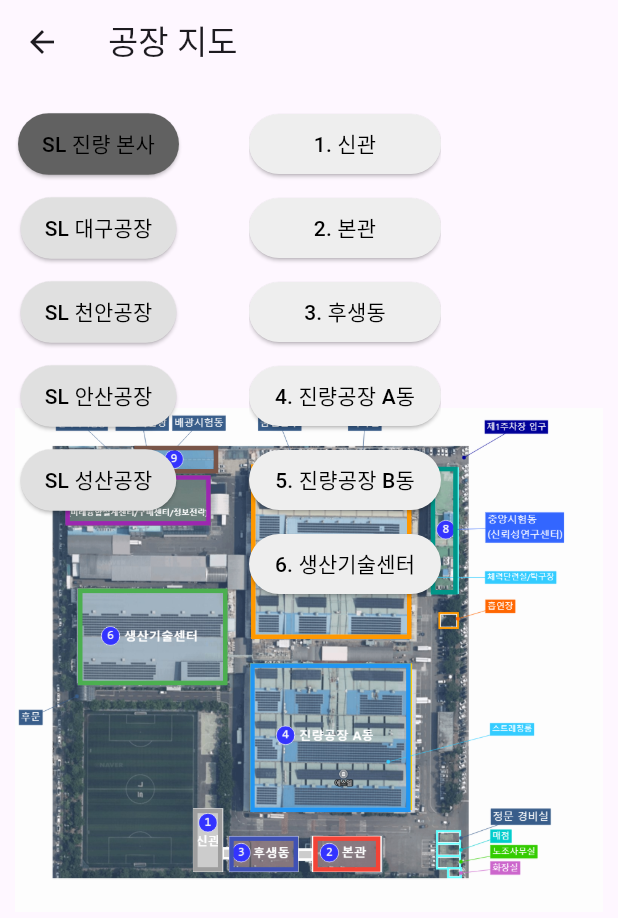
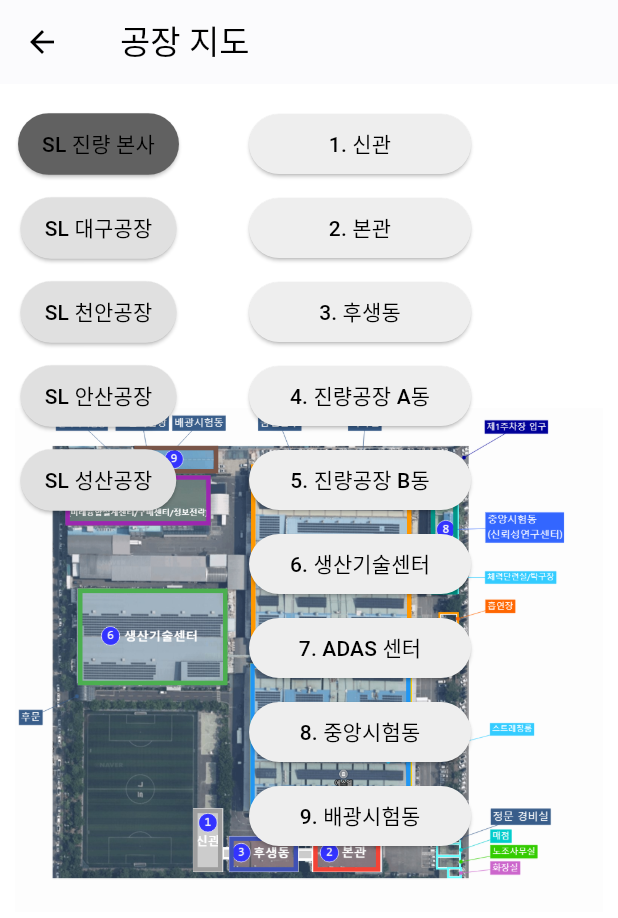
Before and after one commit to HeoSe0/Jigle, a Flutter app: the MapPage screen opened directly, after a tap on "SL 진량 본사", on a phone screen of 412 x 824 dp. Shown: the top 918 px of the screen. Run offline on Flutter 3.47's test engine with Material 3 defaults, Android fonts, the phone set to English and light mode, and no system bars; Roboto replaces fonts that are missing (Pretendard-M).

Commit message:
08/07 - 공장지도 옆 뒤로가기 버튼 추가 - 지도 맵의 버튼 토글식 변경 - map 배경 색 변경 (white)

```diff
--- a/lib/screens/map_page.dart
+++ b/lib/screens/map_page.dart
@@ -1,4 +1,3 @@
-import 'dart:async';
 import 'package:flutter/material.dart';
 
 import '/map_page/jinryang_map.dart';
@@ -23,7 +22,6 @@
   String selectedFactoryGroup = 'SL 진량 본사';
   String? selectedBuilding;
   bool isBuildingNavVisible = false;
-  Timer? _hideTimer;
 
   final Map<String, List<String>> factoryBuildings = {
     'SL 진량 본사': [
@@ -45,34 +43,27 @@
 
   void _selectFactoryGroup(String group) {
     setState(() {
-      selectedFactoryGroup = group;
-      selectedBuilding = null;
-      isBuildingNavVisible = true;
+      if (selectedFactoryGroup == group) {
+        isBuildingNavVisible = !isBuildingNavVisible;
+      } else {
+        selectedFactoryGroup = group;
+        selectedBuilding = null;
+        isBuildingNavVisible = true;
+      }
     });
-    _startHideTimer();
   }
 
   void _selectBuilding(String building) {
     setState(() {
       selectedBuilding = building;
-      isBuildingNavVisible = true;
-    });
-    _startHideTimer();
-  }
-
-  void _startHideTimer() {
-    _hideTimer?.cancel();
-    _hideTimer = Timer(const Duration(seconds: 3), () {
-      setState(() {
-        isBuildingNavVisible = false;
-      });
     });
   }
 
-  @override
-  void dispose() {
-    _hideTimer?.cancel();
-    super.dispose();
+  void _goBack() {
+    setState(() {
+      selectedBuilding = null;
+      isBuildingNavVisible = false;
+    });
   }
 
   Widget _buildFactoryGroupButtons() {
@@ -97,17 +88,17 @@
     );
   }
 
-  Widget _buildBuildingListVertical() {
+  Widget _buildBuildingListColumn() {
     final buildings = factoryBuildings[selectedFactoryGroup]!;
 
-    return ListView.builder(
-      itemCount: buildings.length,
-      itemBuilder: (context, index) {
-        final name = buildings[index];
+    return Column(
+      mainAxisSize: MainAxisSize.min,
+      children: buildings.map((name) {
         final isSelected = name == selectedBuilding;
-
+        final index = buildings.indexOf(name);
         return Container(
           margin: const EdgeInsets.symmetric(vertical: 4),
+          width: double.infinity,
           child: ElevatedButton(
             style: ElevatedButton.styleFrom(
               backgroundColor: isSelected ? Colors.blue.shade300 : Colors.grey.shade200,
@@ -119,19 +110,11 @@
             child: Text('${index + 1}. $name'),
           ),
         );
-      },
+      }).toList(),
     );
   }
 
   Widget _buildMapContent() {
-    void onBack() {
-      setState(() {
-        selectedBuilding = null;
-        isBuildingNavVisible = true;
-      });
-      _startHideTimer();
-    }
-
     if (selectedBuilding == null) {
       return Container(
         margin: const EdgeInsets.all(10),
@@ -141,23 +124,23 @@
 
     switch (selectedBuilding) {
       case '진량공장 A동':
-        return JinryangADongMap(onBack: onBack);
+        return JinryangADongMap(onBack: _goBack);
       case '진량공장 B동':
-        return JinryangBDongMap(onBack: onBack);
+        return JinryangBDongMap(onBack: _goBack);
       case '본관':
-        return JinryangMainBuildingMap(onBack: onBack);
+        return JinryangMainBuildingMap(onBack: _goBack);
       case '후생동':
-        return JinryangHusaengdongMap(onBack: onBack);
+        return JinryangHusaengdongMap(onBack: _goBack);
       case '신관':
-        return JinryangSingwanMap(onBack: onBack);
+        return JinryangSingwanMap(onBack: _goBack);
       case '생산기술센터':
-        return JinryangProductionTechCenterMap(onBack: onBack);
+        return JinryangProductionTechCenterMap(onBack: _goBack);
       case 'ADAS 센터':
-        return JinryangAdasCenterMap(onBack: onBack);
+        return JinryangAdasCenterMap(onBack: _goBack);
       case '중앙시험동':
-        return JinryangCentralTestBuildingMap(onBack: onBack);
+        return JinryangCentralTestBuildingMap(onBack: _goBack);
       case '배광시험동':
-        return JinryangBaekwangTestBuildingMap(onBack: onBack);
+        return JinryangBaekwangTestBuildingMap(onBack: _goBack);
       default:
         return Center(child: Text('$selectedBuilding 지도는 준비 중입니다.'));
     }
@@ -168,13 +151,26 @@
     final bool showMap = selectedFactoryGroup == 'SL 진량 본사';
 
     return Scaffold(
-      appBar: AppBar(title: const Text('공장 지도')),
+      backgroundColor: Colors.white,
+      appBar: AppBar(
+        backgroundColor: Colors.white,
+        foregroundColor: Colors.black,
+        elevation: 0.5,
+        leading: IconButton(
+          onPressed: _goBack,
+          icon: const Icon(Icons.arrow_back),
+          tooltip: '뒤로가기',
+        ),
+        title: const Padding(
+          padding: EdgeInsets.only(left: 8), // 아이콘과 간격 벌리기
+          child: Text('공장 지도'),
+        ),
+      ),
       body: Stack(
         children: [
           Positioned.fill(
             child: showMap ? _buildMapContent() : const Center(child: Text('지도 준비 중')),
           ),
-
           Positioned(
             top: 12,
             left: 12,
@@ -183,13 +179,11 @@
               child: _buildFactoryGroupButtons(),
             ),
           ),
-
           AnimatedPositioned(
             duration: const Duration(milliseconds: 300),
             top: 12,
             left: isBuildingNavVisible ? 160 : 100,
-            width: isBuildingNavVisible ? 140 : 0,
-            height: 340,
+            width: isBuildingNavVisible ? 160 : 0,
             curve: Curves.easeInOut,
             child: AnimatedOpacity(
               opacity: isBuildingNavVisible ? 1 : 0,
@@ -197,7 +191,7 @@
               child: Container(
                 color: Colors.transparent,
                 padding: const EdgeInsets.symmetric(horizontal: 6),
-                child: _buildBuildingListVertical(),
+                child: _buildBuildingListColumn(),
               ),
             ),
           ),
```
